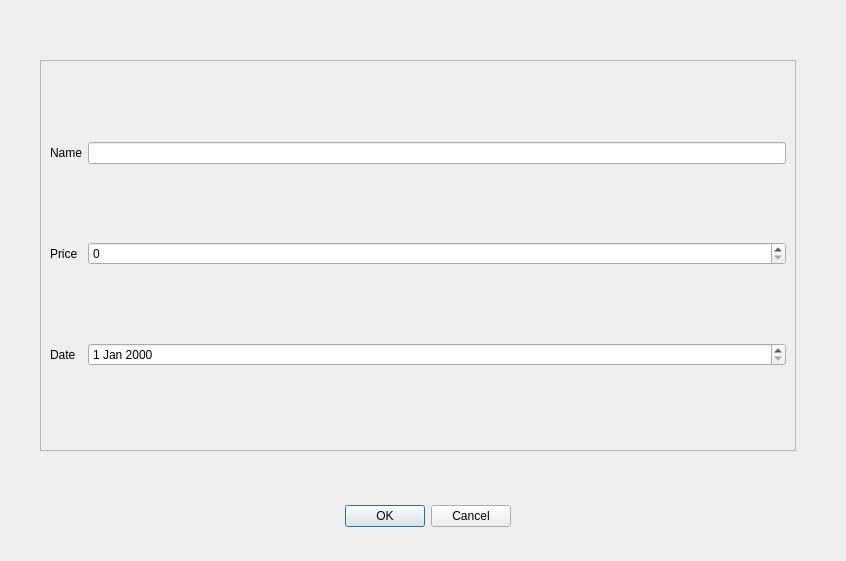
First picture: the form in newfuelingform.ui, repository baldir0/QT-CarAssistant, before the edit.
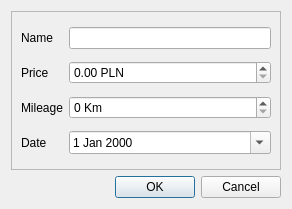
Second picture: the form after the edit.

What changed in the file:
```diff
--- a/newfuelingform.ui
+++ b/newfuelingform.ui
@@ -6,38 +6,16 @@
    <rect>
     <x>0</x>
     <y>0</y>
-    <width>846</width>
-    <height>561</height>
+    <width>292</width>
+    <height>209</height>
    </rect>
   </property>
   <property name="windowTitle">
    <string>Dialog</string>
   </property>
-  <widget class="QDialogButtonBox" name="buttonBox">
-   <property name="geometry">
-    <rect>
-     <x>170</x>
-     <y>500</y>
-     <width>341</width>
-     <height>32</height>
-    </rect>
-   </property>
-   <property name="orientation">
-    <enum>Qt::Horizontal</enum>
-   </property>
-   <property name="standardButtons">
-    <set>QDialogButtonBox::Cancel|QDialogButtonBox::Ok</set>
-   </property>
-  </widget>
+  <layout class="QVBoxLayout" name="verticalLayout">
+   <item>
   <widget class="QFrame" name="CALCULATOR_FIELDS_CONTAINER">
-   <property name="geometry">
-    <rect>
-     <x>40</x>
-     <y>60</y>
-     <width>756</width>
-     <height>391</height>
-    </rect>
-   </property>
    <property name="frameShape">
     <enum>QFrame::StyledPanel</enum>
    </property>
@@ -45,6 +23,20 @@
     <enum>QFrame::Raised</enum>
    </property>
    <layout class="QGridLayout" name="gridLayout_4">
+      <item row="3" column="2">
+       <widget class="QDateEdit" name="dateEdit">
+        <property name="calendarPopup">
+         <bool>true</bool>
+        </property>
+       </widget>
+      </item>
+      <item row="0" column="2">
+       <widget class="QLineEdit" name="Name_Edit">
+        <property name="text">
+         <string/>
+        </property>
+       </widget>
+      </item>
     <item row="3" column="0">
      <widget class="QLabel" name="Date_Label">
       <property name="text">
@@ -52,13 +44,6 @@
       </property>
      </widget>
     </item>
-    <item row="0" column="3">
-     <widget class="QLineEdit" name="Name_Edit">
-      <property name="text">
-       <string/>
-      </property>
-     </widget>
-    </item>
     <item row="1" column="0">
      <widget class="QLabel" name="Price_Label">
       <property name="text">
@@ -66,12 +51,6 @@
       </property>
      </widget>
     </item>
-    <item row="1" column="3">
-     <widget class="QSpinBox" name="PricespinBox"/>
-    </item>
-    <item row="3" column="3">
-     <widget class="QDateEdit" name="dateEdit"/>
-    </item>
     <item row="0" column="0">
      <widget class="QLabel" name="Name_Label">
       <property name="text">
@@ -79,8 +58,47 @@
       </property>
      </widget>
     </item>
-   </layout>
-  </widget>
+      <item row="1" column="2">
+       <widget class="QDoubleSpinBox" name="Price">
+        <property name="suffix">
+         <string> PLN</string>
+        </property>
+        <property name="maximum">
+         <double>10000000000000000000000.000000000000000</double>
+        </property>
+       </widget>
+      </item>
+      <item row="2" column="2">
+       <widget class="QSpinBox" name="spinBox">
+        <property name="suffix">
+         <string> Km</string>
+        </property>
+        <property name="maximum">
+         <number>999999999</number>
+        </property>
+       </widget>
+      </item>
+      <item row="2" column="0">
+       <widget class="QLabel" name="label">
+        <property name="text">
+         <string>Mileage</string>
+        </property>
+       </widget>
+      </item>
+     </layout>
+    </widget>
+   </item>
+   <item>
+    <widget class="QDialogButtonBox" name="buttonBox">
+     <property name="orientation">
+      <enum>Qt::Horizontal</enum>
+     </property>
+     <property name="standardButtons">
+      <set>QDialogButtonBox::Cancel|QDialogButtonBox::Ok</set>
+     </property>
+    </widget>
+   </item>
+  </layout>
  </widget>
  <resources/>
  <connections>
```
Lines whose indentation alone changed are shown as unchanged.
